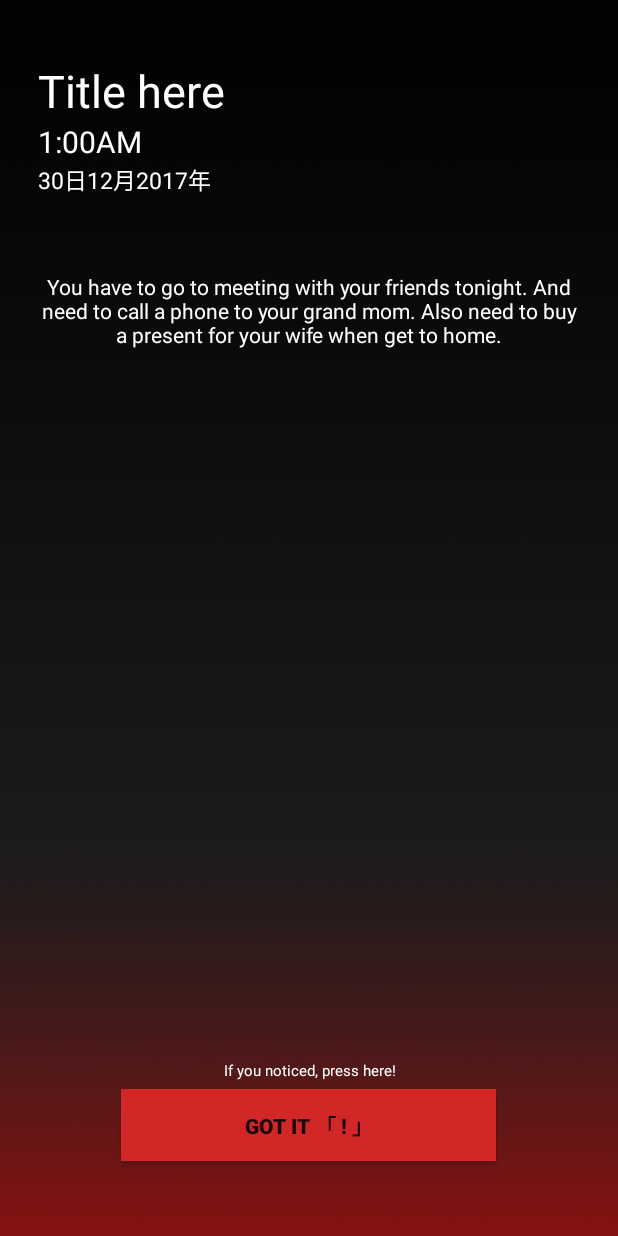
After one commit to kyaw-frobom/Reminder, an Android app: the layout activity_alarm.xml on its own in the app's theme, with its tools: preview values and no code run, on a phone screen of 412 x 824 dp. The commit adds this screen. Run offline under Robolectric (Android 15) with nearby library versions, the phone set to English and light mode, and no system bars.

Commit message:
edited on alarm page

```diff
--- a/app/build.gradle
+++ b/app/build.gradle
@@ -27,5 +27,6 @@ dependencies {
     compile 'com.android.support:appcompat-v7:26.+'
     compile 'com.android.support.constraint:constraint-layout:1.0.2'
     compile 'com.android.support:design:26.+'
+    compile 'com.android.support:support-v4:26.+'
     testCompile 'junit:junit:4.12'
 }
--- /dev/null
+++ b/app/src/main/res/layout/activity_alarm.xml
@@ -0,0 +1,76 @@
+<?xml version="1.0" encoding="utf-8"?>
+<android.widget.RelativeLayout xmlns:android="http://schemas.android.com/apk/res/android"
+xmlns:tools="http://schemas.android.com/tools"
+android:layout_width="match_parent"
+android:layout_height="match_parent"
+        tools:context="com.frobom.reminder.alarm"
+        android:background="@drawable/background"
+        android:paddingLeft="25dp"
+        android:paddingRight="25dp">
+
+        <TextView
+            android:id="@+id/title"
+            android:text="Title here"
+    android:layout_width="match_parent"
+            android:layout_height="wrap_content"
+            android:textColor="#ffffff"
+            android:textSize="30dp"
+            android:paddingTop="40dp"
+            tools:ignore="HardcodedText,SpUsage" />
+
+        <TextView
+            android:id="@+id/clock"
+            android:text="1:00AM"
+            android:textSize="20dp"
+            android:textColor="#ffffff"
+            android:layout_below="@+id/title"
+            android:layout_width="match_parent"
+            android:layout_height="wrap_content"
+            tools:ignore="HardcodedText,SpUsage" />
+
+        <TextView
+            android:id="@+id/date"
+            android:text="30日12月2017年"
+            android:textSize="15dp"
+            android:textColor="#ffffff"
+            android:layout_below="@+id/clock"
+            android:layout_width="match_parent"
+            android:layout_height="wrap_content"
+            tools:ignore="HardcodedText,SpUsage" />
+
+        <TextView
+            android:id="@+id/content"
+            android:text="You have to go to meeting with your friends tonight. And need to call a phone to your grand mom. Also need to buy a present for your wife when get to home."
+            android:paddingTop="50dp"
+            android:textAlignment="center"
+            android:textColor="#ffffff"
+            android:layout_below="@+id/date"
+            android:layout_width="match_parent"
+            android:layout_height="wrap_content"
+            tools:ignore="HardcodedText" />
+
+        <Button
+            android:id="@+id/buttonOk"
+            android:layout_width="250dp"
+            android:layout_height="wrap_content"
+            android:layout_alignParentBottom="true"
+            android:layout_centerInParent="true"
+            android:layout_marginBottom="50dp"
+            android:background="#d12727"
+            android:text="@string/button_gotit"
+            android:textAlignment="center"
+            android:textSize="14sp"
+            android:textStyle="bold" />
+
+        <TextView
+            android:layout_width="match_parent"
+            android:layout_height="wrap_content"
+            android:layout_above="@+id/buttonOk"
+            android:text="If you noticed, press here!"
+            android:textAlignment="center"
+            android:textColor="#ffffff"
+            android:textSize="10sp"
+            android:paddingBottom="5dp"
+            tools:ignore="HardcodedText,SmallSp" />
+
+    </android.widget.RelativeLayout>
--- a/app/src/main/res/values/colors.xml
+++ b/app/src/main/res/values/colors.xml
@@ -3,4 +3,6 @@
     <color name="colorPrimary">#3F51B5</color>
     <color name="colorPrimaryDark">#303F9F</color>
     <color name="colorAccent">#ff4081</color>
+
+    <color name="black_overlay">#66000000</color>
 </resources>
--- a/app/src/main/res/values/strings.xml
+++ b/app/src/main/res/values/strings.xml
@@ -1,4 +1,9 @@
 <resources>
     <string name="app_name">Reminder</string>
     <string name="action_settings">Settings</string>
+
+    <string name="title_activity_testpage">testpage</string>
+    <string name="dummy_button">Dummy Button</string>
+    <string name="dummy_content">DUMMY\nCONTENT</string>
+    <string name="button_gotit">GOT IT 「 ! 」</string>
 </resources>
```
Also changed, not shown: app/src/main/java/com/frobom/reminder/AlarmService.java (added, +77 -0 lines), app/src/main/java/com/frobom/reminder/alarm.java (added, +92 -0 lines), app/src/main/java/com/frobom/reminder/testpage.java (added, +197 -0 lines), app/src/main/res/layout/activity_testpage.xml (added, +50 -0 lines), app/src/main/res/values/attrs.xml (added, +12 -0 lines), app/src/main/res/values/styles.xml (+12 -0 lines), app/src/main/res/drawable/background.png (added), 1 other file.
